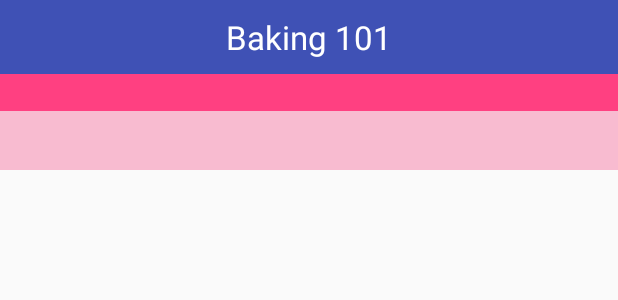
After one commit to schrickl/Baking101, an Android app: the layout recipe_ingredients_widget.xml on its own in the app's theme, with its tools: preview values and no code run, on a phone screen of 412 x 824 dp. The commit adds this screen. Shown: the top 300 px of the screen. Run offline under Robolectric (Android 15) with nearby library versions, the phone set to English and light mode, and no system bars.

Commit message:
Widget working

```diff
--- /dev/null
+++ b/app/src/main/res/layout/recipe_ingredients_widget.xml
@@ -0,0 +1,38 @@
+<LinearLayout xmlns:android="http://schemas.android.com/apk/res/android"
+              android:id="@+id/ll_widget"
+              android:orientation="vertical"
+              android:layout_width="match_parent"
+              android:layout_height="match_parent">
+
+    <TextView
+        android:id="@+id/appwidget_text"
+        android:layout_width="match_parent"
+        android:layout_height="wrap_content"
+        android:padding="10dp"
+        android:text="@string/app_name"
+        android:textColor="@android:color/white"
+        android:gravity="center"
+        android:textAppearance="@style/TextAppearance.AppCompat.Large"
+        android:background="@color/colorPrimary">
+    </TextView>
+
+    <TextView
+        android:id="@+id/tv_widget_recipe_name"
+        android:layout_width="match_parent"
+        android:layout_height="wrap_content"
+        android:gravity="center"
+        android:textStyle="bold"
+        android:background="@color/colorAccent"
+        android:textAppearance="@style/TextAppearance.AppCompat.Medium">
+    </TextView>
+
+    <TextView
+        android:id="@+id/tv_widget_recipe_ingredients"
+        android:layout_width="match_parent"
+        android:layout_height="wrap_content"
+        android:background="@color/colorAccentWidgetBg"
+        android:padding="10dp"
+        android:textAppearance="@style/Base.TextAppearance.AppCompat.Small">
+    </TextView>
+
+</LinearLayout>
--- a/app/src/main/res/values/colors.xml
+++ b/app/src/main/res/values/colors.xml
@@ -1,7 +1,8 @@
 <?xml version="1.0" encoding="utf-8"?>
 <resources>
     <color name="colorPrimary">#3F51B5</color>
-    <color name="colorPrimaryDisabled">#7986cb</color>
+    <color name="colorPrimaryDisabled">#7986CB</color>
     <color name="colorPrimaryDark">#303F9F</color>
     <color name="colorAccent">#FF4081</color>
+    <color name="colorAccentWidgetBg">#F8BBD0</color>
 </resources>
--- a/app/src/main/res/values/strings.xml
+++ b/app/src/main/res/values/strings.xml
@@ -8,4 +8,8 @@
     <string name="recipe_extra">recipe_extra</string>
     <string name="recipe_position">recipe_position_extra</string>
     <string name="player_position">player_position_extra</string>
+    <string name="add_widget">Add widget</string>
+    <string name="recipe_name">recipe_name</string>
+    <string name="recipe_ingredients">recipe_ingredients</string>
+    <string name="widget_prefs">widget_prefs</string>
 </resources>
```
Also changed, not shown: app/src/main/AndroidManifest.xml (+14 -4 lines), app/src/main/java/com/bill/android/baking101/RecipeIngredientsWidget.java (added, +66 -0 lines), app/src/main/java/com/bill/android/baking101/fragments/RecipeStepsFragment.java (+28 -6 lines), app/src/main/res/values-v14/dimens.xml (added, +10 -0 lines), app/src/main/res/values/dimens.xml (added, +10 -0 lines), app/src/main/res/xml/recipe_ingredients_widget_info.xml (added, +11 -0 lines), app/src/main/res/drawable-nodpi/example_appwidget_preview.png (added).
